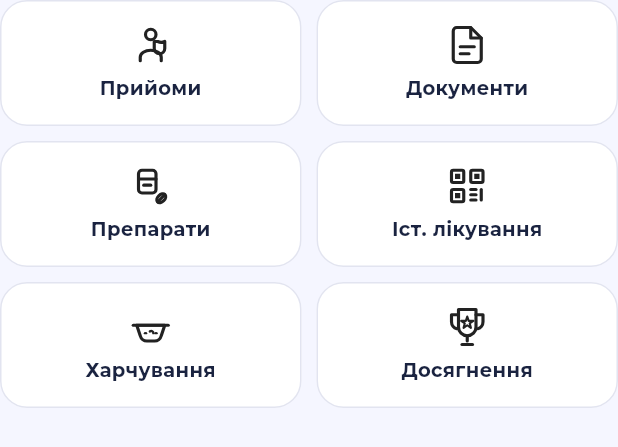
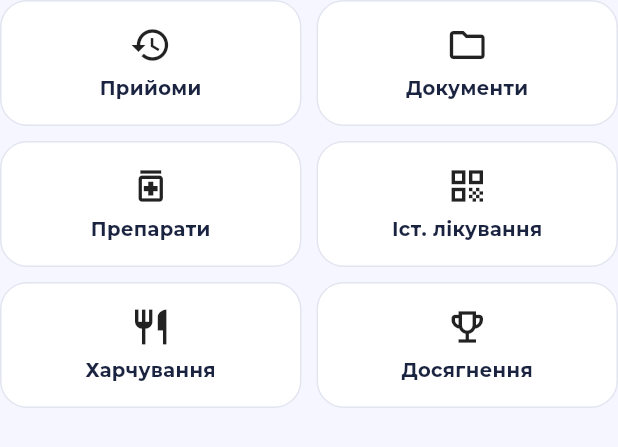
Before and after one commit to slikrapstelimrec123/Veterinary-apps, a Flutter app: the _ActionGrid widget shown alone on an empty page, opened directly with sample values from the repository, on a phone screen of 412 x 824 dp. Shown: the top 447 px of the screen. Run offline on Flutter 3.47's test engine with Material 3 defaults, Android fonts, the phone set to English and light mode, and no system bars; our stand-ins replace flutter_svg, google_fonts, image_picker, qr_flutter, supabase_flutter; accounts and stored records are empty.

Commit message:
revert: restore Material Design icons throughout the app
Co-Authored-By: Claude Sonnet 4.6 <noreply@anthropic.com>
Claude-Session: https://claude.ai/code/session_012tKS7CYnWNkdNpm53D5tRE

```diff
--- a/apps/mobile/lib/features/pets/screens/pet_profile_screen.dart
+++ b/apps/mobile/lib/features/pets/screens/pet_profile_screen.dart
@@ -1,6 +1,5 @@
 import 'package:flutter/material.dart';
 
-import '../../../shared/widgets/app_icon.dart';
 import '../../../shared/widgets/app_scaffold.dart';
 import '../../../shared/widgets/empty_state.dart';
 import '../../../shared/widgets/error_state.dart';
@@ -138,7 +137,7 @@ class _ActionGrid extends StatelessWidget {
           children: [
             Expanded(
               child: _ActionCard(
-                iconName: AppIcons.doctor,
+                icon: Icons.history_outlined,
                 title: 'Прийоми',
                 onTap: () => Navigator.of(context).push(MaterialPageRoute(
                   builder: (_) => VisitHistoryScreen(petId: pet.id, petName: pet.name),
@@ -148,7 +147,7 @@ class _ActionGrid extends StatelessWidget {
             const SizedBox(width: 10),
             Expanded(
               child: _ActionCard(
-                iconName: AppIcons.document,
+                icon: Icons.folder_outlined,
                 title: 'Документи',
                 onTap: () => Navigator.of(context).push(MaterialPageRoute(
                   builder: (_) => DocumentsScreen(petId: pet.id, petName: pet.name),
@@ -162,7 +161,7 @@ class _ActionGrid extends StatelessWidget {
           children: [
             Expanded(
               child: _ActionCard(
-                iconName: AppIcons.medicine,
+                icon: Icons.medication_outlined,
                 title: 'Препарати',
                 onTap: () => Navigator.of(context).push(MaterialPageRoute(
                   builder: (_) => MedicationsScreen(petId: pet.id, petName: pet.name),
@@ -172,7 +171,7 @@ class _ActionGrid extends StatelessWidget {
             const SizedBox(width: 10),
             Expanded(
               child: _ActionCard(
-                iconName: AppIcons.qr,
+                icon: Icons.qr_code_outlined,
                 title: 'Іст. лікування',
                 onTap: () => Navigator.of(context).push(MaterialPageRoute(
                   builder: (_) => PetPassportScreen(petId: pet.id, petName: pet.name),
@@ -186,7 +185,7 @@ class _ActionGrid extends StatelessWidget {
           children: [
             Expanded(
               child: _ActionCard(
-                iconName: AppIcons.feeding,
+                icon: Icons.restaurant_outlined,
                 title: 'Харчування',
                 onTap: () => Navigator.of(context).push(MaterialPageRoute(
                   builder: (_) => FeedingScreen(petId: pet.id, petName: pet.name),
@@ -196,7 +195,7 @@ class _ActionGrid extends StatelessWidget {
             const SizedBox(width: 10),
             Expanded(
               child: _ActionCard(
-                iconName: AppIcons.trophy,
+                icon: Icons.emoji_events_outlined,
                 title: 'Досягнення',
                 onTap: () => Navigator.of(context).push(MaterialPageRoute(
                   builder: (_) => AchievementsScreen(petId: pet.id, petName: pet.name),
@@ -211,8 +210,8 @@ class _ActionGrid extends StatelessWidget {
 }
 
 class _ActionCard extends StatelessWidget {
-  const _ActionCard({required this.iconName, required this.title, required this.onTap, this.badge});
-  final String iconName;
+  const _ActionCard({required this.icon, required this.title, required this.onTap, this.badge});
+  final IconData icon;
   final String title;
   final VoidCallback onTap;
   final String? badge;
@@ -227,7 +226,7 @@ class _ActionCard extends StatelessWidget {
           padding: const EdgeInsets.symmetric(vertical: 16, horizontal: 12),
           child: Column(
             children: [
-              AppIcon(iconName, size: 28),
+              Icon(icon, size: 28),
               const SizedBox(height: 6),
               Text(title, textAlign: TextAlign.center, style: const TextStyle(fontWeight: FontWeight.w700, fontSize: 13)),
               if (badge != null) ...[
```
Also changed, not shown: apps/mobile/lib/core/navigation/app_shell.dart (+21 -55 lines), apps/mobile/lib/features/settings/screens/settings_screen.dart (+10 -11 lines).
